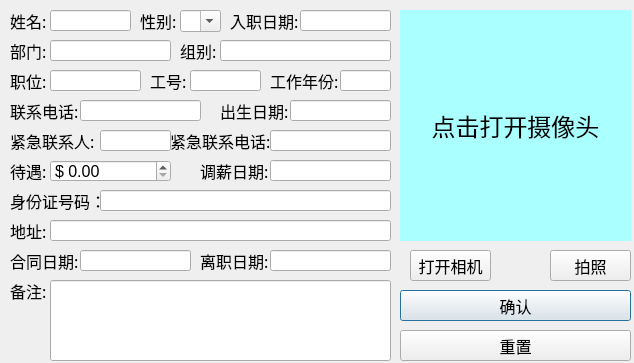
This is 人员信息录入.ui in 405218718/QMS as Qt 5 draws it before an edit. The edited form follows.
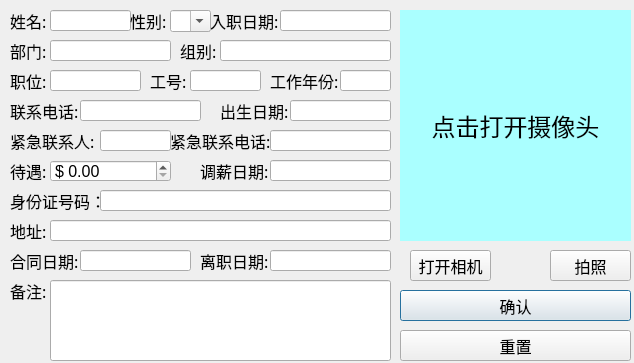
This is the edited form. Icons and pictures are not drawn.

Commit message: 入职日期框大小调整

Diff of the .ui file:
```diff
--- a/人员信息录入.ui
+++ b/人员信息录入.ui
@@ -72,7 +72,7 @@
   <widget class="QLabel" name="label_2">
    <property name="geometry">
     <rect>
-     <x>140</x>
+     <x>130</x>
      <y>10</y>
      <width>41</width>
      <height>21</height>
@@ -283,7 +283,7 @@
   <widget class="QLabel" name="label_8">
    <property name="geometry">
     <rect>
-     <x>230</x>
+     <x>210</x>
      <y>10</y>
      <width>71</width>
      <height>21</height>
@@ -302,9 +302,9 @@
   <widget class="QLineEdit" name="Text_RuZhi_RiQi">
    <property name="geometry">
     <rect>
-     <x>300</x>
+     <x>280</x>
      <y>10</y>
-     <width>91</width>
+     <width>111</width>
      <height>21</height>
     </rect>
    </property>
@@ -377,7 +377,7 @@
    </property>
    <property name="geometry">
     <rect>
-     <x>180</x>
+     <x>170</x>
      <y>10</y>
      <width>41</width>
      <height>22</height>
```
The commit also changes 1 other file.
